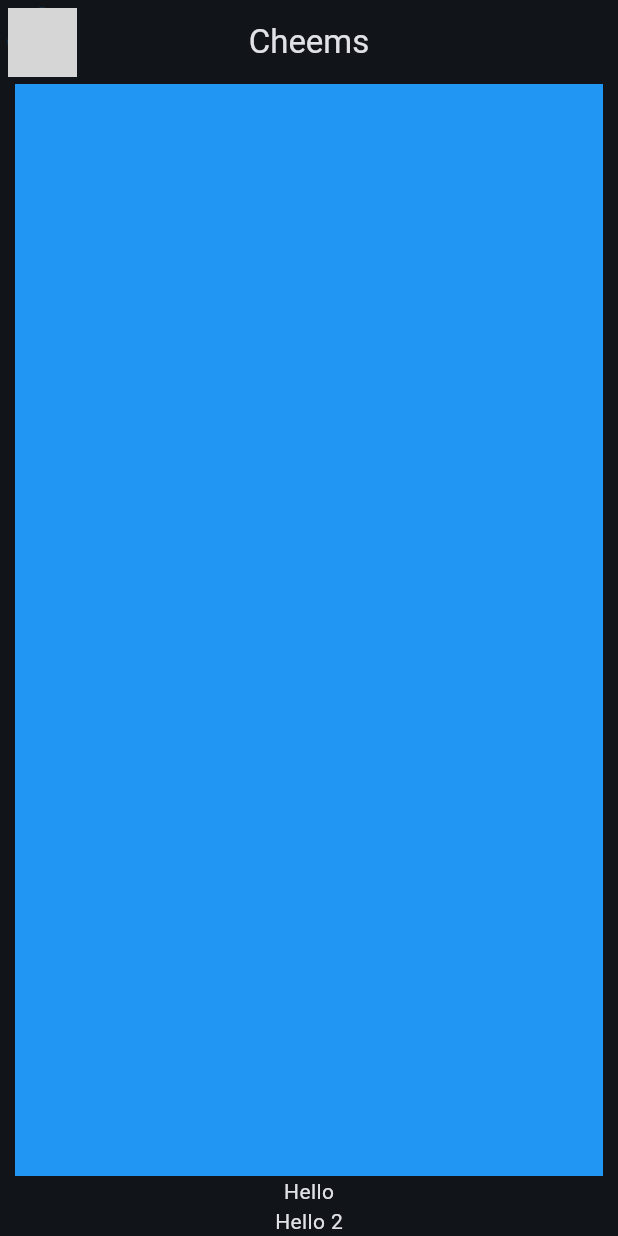
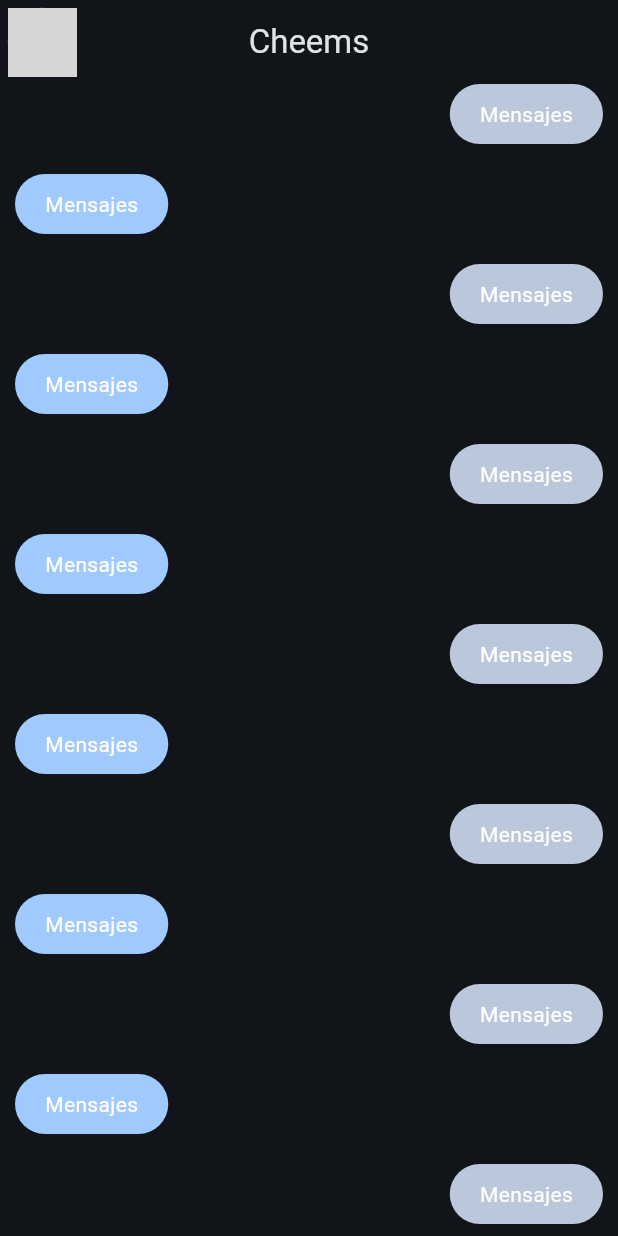
Before and after one commit to DIoads/chat_yesno_app, a Flutter app: the screen it shows after launch, on a phone screen of 412 x 824 dp. Run offline on Flutter 3.47's test engine with Material 3 defaults, Android fonts, the phone set to English and light mode, and no system bars; network calls fail; grey boxes are pictures that could not be loaded.

Commit message:
Se agregaron widgets message buble cheems_message_bubble y my_message_bubble

```diff
--- a/lib/config/theme/app_theme.dart
+++ b/lib/config/theme/app_theme.dart
@@ -3,10 +3,13 @@ import 'package:flutter/material.dart';
 const _customColor = Color.fromARGB(31, 12, 19, 231);
 const List<Color> _colorTheme = [
   _customColor,
+  Color.fromARGB(255, 14, 7, 37),
   Colors.blue,
   Colors.orange,
   Colors.purple,
   Colors.green,
+  Colors.pink,
+  Colors.red
 ];
 
 class Apptheme {
--- a/lib/main.dart
+++ b/lib/main.dart
@@ -15,7 +15,7 @@ class MyApp extends StatelessWidget {
     return MaterialApp(
         title: 'YES NO APP ',
         debugShowCheckedModeBanner: false,
-        theme: Apptheme(selectColor: 1).theme(),
+        theme: Apptheme(selectColor: 2).theme(),
         home: const chat());
   }
 }
--- a/lib/presentation/screens/chat/chat_screen.dart
+++ b/lib/presentation/screens/chat/chat_screen.dart
@@ -1,3 +1,5 @@
+import 'package:chat_yesno_app/presentation/widgets/cheems_message_bubble.dart';
+import 'package:chat_yesno_app/presentation/widgets/my_message_bubble.dart';
 import 'package:flutter/material.dart';
 
 class chat extends StatelessWidget {
@@ -22,7 +24,7 @@ class chat extends StatelessWidget {
 }
 
 class _chatView extends StatelessWidget {
-  const _chatView({super.key});
+  const _chatView();
 
   @override
   Widget build(BuildContext context) {
@@ -31,9 +33,14 @@ class _chatView extends StatelessWidget {
       padding: const EdgeInsets.symmetric(horizontal: 10),
       child: Column(
         children: [
-          Expanded(child: Container(color: Colors.blue)),
-          const Text("Hello"),
-          const Text("Hello 2")
+          Expanded(
+              child: ListView.builder(
+                  itemCount: 101,
+                  itemBuilder: ((context, index) {
+                    return (index % 2 == 0)
+                        ? const MyMessageBubble()
+                        : const CheemsMessageBubble();
+                  }))),
         ],
       ),
     ));
--- /dev/null
+++ b/lib/presentation/widgets/cheems_message_bubble.dart
@@ -0,0 +1,29 @@
+import 'package:flutter/material.dart';
+
+class CheemsMessageBubble extends StatelessWidget {
+  const CheemsMessageBubble({super.key});
+
+  @override
+  Widget build(BuildContext context) {
+    final colors = Theme.of(context).colorScheme;
+    return Column(
+      crossAxisAlignment: CrossAxisAlignment.start,
+      children: [
+        Container(
+          decoration: BoxDecoration(
+              color: colors.primary, borderRadius: BorderRadius.circular(20)),
+          child: const Padding(
+            padding: EdgeInsets.symmetric(horizontal: 20, vertical: 10),
+            child: Text(
+              "Mensajes",
+              style: TextStyle(color: Colors.white),
+            ),
+          ),
+        ),
+        const SizedBox(
+          height: 20,
+        )
+      ],
+    );
+  }
+}
--- /dev/null
+++ b/lib/presentation/widgets/my_message_bubble.dart
@@ -0,0 +1,29 @@
+import 'package:flutter/material.dart';
+
+class MyMessageBubble extends StatelessWidget {
+  const MyMessageBubble({super.key});
+
+  @override
+  Widget build(BuildContext context) {
+    final colors = Theme.of(context).colorScheme;
+    return Column(
+      crossAxisAlignment: CrossAxisAlignment.end,
+      children: [
+        Container(
+          decoration: BoxDecoration(
+              color: colors.secondary, borderRadius: BorderRadius.circular(20)),
+          child: const Padding(
+            padding: EdgeInsets.symmetric(horizontal: 20, vertical: 10),
+            child: Text(
+              "Mensajes",
+              style: TextStyle(color: Colors.white),
+            ),
+          ),
+        ),
+        const SizedBox(
+          height: 20,
+        )
+      ],
+    );
+  }
+}
```
